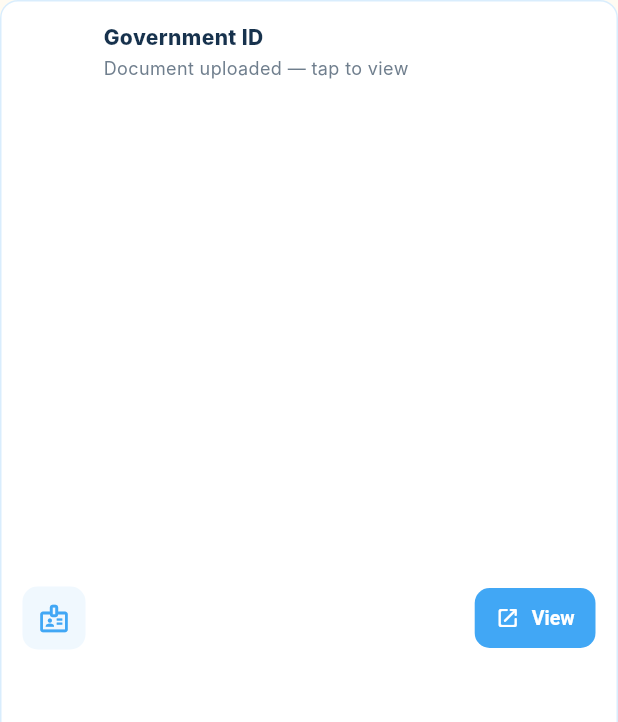
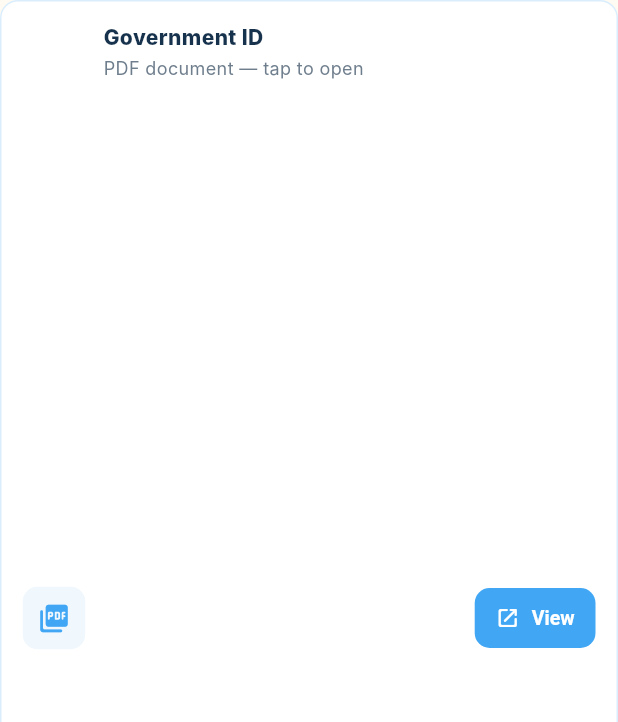
Before and after one commit to punjabiwelfare01/NGO_APP, a Flutter app: the _GovIdDocumentCard widget shown alone on an empty page, opened directly with empty values, on a phone screen of 412 x 824 dp. Shown: the top 722 px of the screen. Run offline on Flutter 3.47's test engine with Material 3 defaults, Android fonts, the phone set to English and light mode, and no system bars; our stand-ins replace dio, file_picker, open_filex, pdf, printing, qr_flutter and 3 more; missing offline and left inert: auth0_flutter, dart:js_interop, dart:ui_web; accounts and stored records are empty; network calls fail; Roboto replaces fonts that are missing (Inter).

Commit message:
preview fix

```diff
--- a/lib/screens/admin/user_approval_detail_screen.dart
+++ b/lib/screens/admin/user_approval_detail_screen.dart
@@ -815,15 +815,36 @@ class _GovIdDocumentCard extends StatelessWidget {
   final String docUrl;
   final String? idType;
 
-  Future<void> _open() async {
+  static const _imageExtensions = {'.jpg', '.jpeg', '.png', '.webp'};
+
+  bool get _isImage {
+    final lower = docUrl.toLowerCase();
+    return _imageExtensions.any(lower.endsWith);
+  }
+
+  Future<void> _openExternally() async {
     final uri = Uri.parse(ApiClient.resolveUrl(docUrl));
     if (await canLaunchUrl(uri)) {
       await launchUrl(uri, mode: LaunchMode.externalApplication);
     }
   }
 
+  void _openInAppPreview(BuildContext context) {
+    Navigator.of(context).push(
+      MaterialPageRoute<void>(
+        fullscreenDialog: true,
+        builder: (_) => _GovIdImagePreviewScreen(
+          resolvedUrl: ApiClient.resolveUrl(docUrl),
+          title: idType ?? 'Government ID',
+          onOpenExternally: _openExternally,
+        ),
+      ),
+    );
+  }
+
   @override
   Widget build(BuildContext context) {
+    final resolved = ApiClient.resolveUrl(docUrl);
     return Container(
       padding: const EdgeInsets.all(14),
       decoration: BoxDecoration(
@@ -833,16 +854,37 @@ class _GovIdDocumentCard extends StatelessWidget {
       ),
       child: Row(
         children: [
-          Container(
+          GestureDetector(
+            onTap: _isImage ? () => _openInAppPreview(context) : _openExternally,
+            child: ClipRRect(
+              borderRadius: BorderRadius.circular(10),
+              child: _isImage
+                  ? Container(
+                      width: 48,
+                      height: 48,
+                      color: AppColors.primary.withValues(alpha: 0.08),
+                      child: Image.network(
+                        resolved,
+                        fit: BoxFit.cover,
+                        errorBuilder: (_, _, _) => const Icon(
+                          Icons.badge_outlined,
+                          color: AppColors.primary,
+                          size: 22,
+                        ),
+                      ),
+                    )
+                  : Container(
                       padding: const EdgeInsets.all(10),
                       decoration: BoxDecoration(
                         color: AppColors.primary.withValues(alpha: 0.08),
                         borderRadius: BorderRadius.circular(10),
                       ),
                       child: const Icon(
-              Icons.badge_outlined,
+                        Icons.picture_as_pdf_rounded,
                         color: AppColors.primary,
                         size: 22,
+                      ),
+                    ),
             ),
           ),
           const SizedBox(width: 12),
@@ -859,17 +901,22 @@ class _GovIdDocumentCard extends StatelessWidget {
                   ),
                 ),
                 const SizedBox(height: 2),
-                const Text(
-                  'Document uploaded — tap to view',
-                  style: TextStyle(color: AppColors.muted, fontSize: 12),
+                Text(
+                  _isImage
+                      ? 'Tap thumbnail to preview'
+                      : 'PDF document — tap to open',
+                  style: const TextStyle(color: AppColors.muted, fontSize: 12),
                 ),
               ],
             ),
           ),
           FilledButton.icon(
-            onPressed: _open,
-            icon: const Icon(Icons.open_in_new_rounded, size: 16),
-            label: const Text('View'),
+            onPressed: _isImage ? () => _openInAppPreview(context) : _openExternally,
+            icon: Icon(
+              _isImage ? Icons.zoom_in_rounded : Icons.open_in_new_rounded,
+              size: 16,
+            ),
+            label: Text(_isImage ? 'Preview' : 'View'),
             style: FilledButton.styleFrom(
               backgroundColor: AppColors.primary,
               padding: const EdgeInsets.symmetric(horizontal: 14, vertical: 10),
@@ -887,3 +934,55 @@ class _GovIdDocumentCard extends StatelessWidget {
     );
   }
 }
+
+/// Full-screen, pinch-to-zoom preview for an uploaded government ID image.
+class _GovIdImagePreviewScreen extends StatelessWidget {
+  const _GovIdImagePreviewScreen({
+    required this.resolvedUrl,
+    required this.title,
+    required this.onOpenExternally,
+  });
+
+  final String resolvedUrl;
+  final String title;
+  final VoidCallback onOpenExternally;
+
+  @override
+  Widget build(BuildContext context) {
+    return Scaffold(
+      backgroundColor: Colors.black,
+      appBar: AppBar(
+        backgroundColor: Colors.black,
+        foregroundColor: Colors.white,
+        title: Text(title),
+        actions: [
+          IconButton(
+            icon: const Icon(Icons.open_in_new_rounded),
+            tooltip: 'Open externally',
+            onPressed: onOpenExternally,
+          ),
+        ],
+      ),
+      body: Center(
+        child: InteractiveViewer(
+          maxScale: 5,
+          child: Image.network(
+            resolvedUrl,
+            fit: BoxFit.contain,
+            errorBuilder: (_, _, _) => const Padding(
+              padding: EdgeInsets.all(24),
+              child: Text(
+                'Could not load this document. Try "Open externally" instead.',
+                style: TextStyle(color: Colors.white70),
+                textAlign: TextAlign.center,
+              ),
+            ),
+            loadingBuilder: (_, child, progress) => progress == null
+                ? child
+                : const CircularProgressIndicator(color: Colors.white),
+          ),
+        ),
+      ),
+    );
+  }
+}
```
Also changed, not shown: 3 other files. Lines whose indentation alone changed are shown as unchanged.
